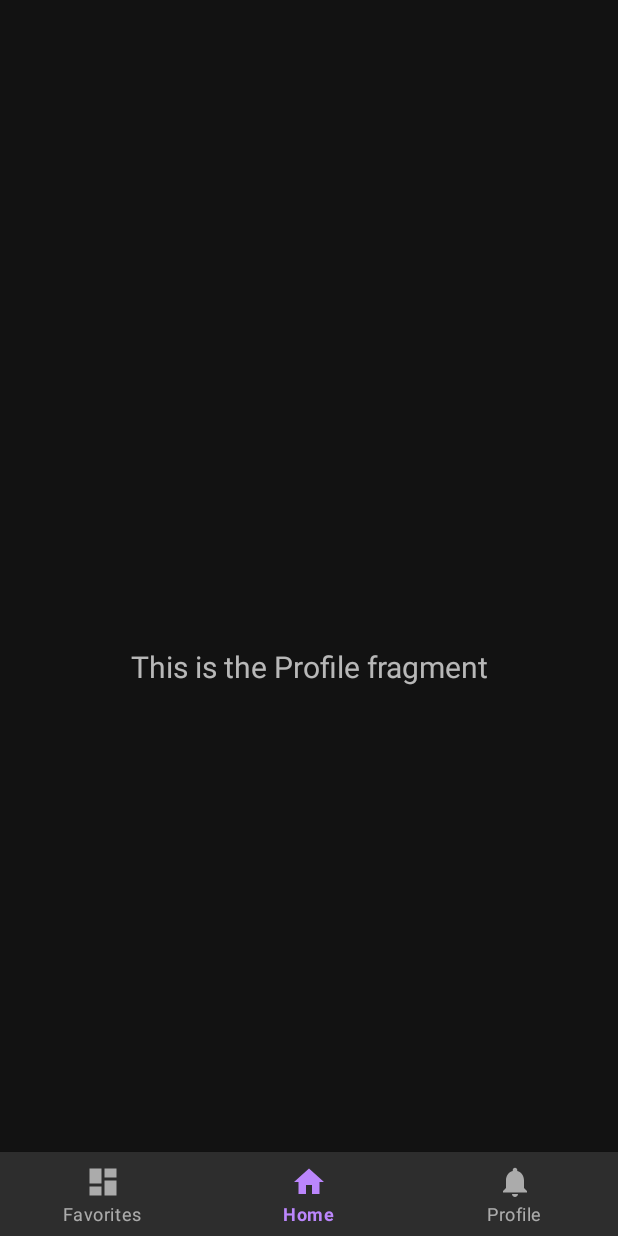
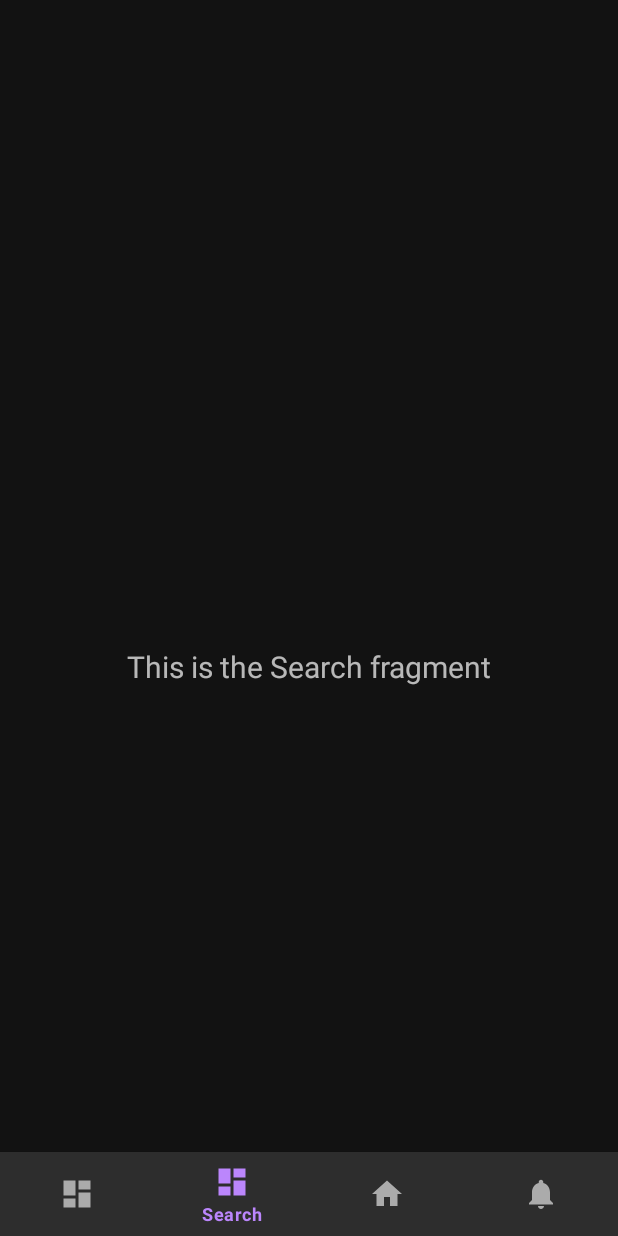
Before and after one commit to DUT-Info-Montreuil/SAE-4A---tbouchema-lbabouram-mdenis, an Android app: the ProfileFragment screen opened through its navigation route, item 2 of the bottom bar chosen, on a phone screen of 412 x 824 dp. Run offline under Robolectric (Android 15) with nearby library versions, the phone set to English and light mode, and no system bars; our stand-ins replace navigation-ui; 2 statements that could not run were skipped.

Commit message:
Added search fragment

```diff
--- a/App/app/build.gradle
+++ b/App/app/build.gradle
@@ -40,6 +40,7 @@ dependencies {
     implementation 'androidx.lifecycle:lifecycle-viewmodel-ktx:2.5.1'
     implementation 'androidx.navigation:navigation-fragment:2.5.3'
     implementation 'androidx.navigation:navigation-ui:2.5.3'
+    implementation 'androidx.legacy:legacy-support-v4:1.0.0'
     testImplementation 'junit:junit:4.13.2'
     androidTestImplementation 'androidx.test.ext:junit:1.1.5'
     androidTestImplementation 'androidx.test.espresso:espresso-core:3.5.1'
--- a/App/app/src/main/java/com/palaref/saequiz/ui/notifications/ProfileFragment.java
+++ b/App/app/src/main/java/com/palaref/saequiz/ui/notifications/ProfileFragment.java
@@ -15,9 +15,10 @@ import com.palaref.saequiz.databinding.FragmentProfileBinding;
 public class ProfileFragment extends Fragment {
 
     private FragmentProfileBinding binding;
+    private ProfileViewModel notificationsViewModel;
 
     public View onCreateView(@NonNull LayoutInflater inflater, ViewGroup container, Bundle savedInstanceState) {
-        ProfileViewModel notificationsViewModel = new ViewModelProvider(this).get(ProfileViewModel.class);
+        notificationsViewModel = new ViewModelProvider(this).get(ProfileViewModel.class);
 
         binding = FragmentProfileBinding.inflate(inflater, container, false);
         View root = binding.getRoot();
--- /dev/null
+++ b/App/app/src/main/java/com/palaref/saequiz/ui/search/SearchFragment.java
@@ -0,0 +1,47 @@
+package com.palaref.saequiz.ui.search;
+
+import androidx.lifecycle.ViewModelProvider;
+
+import android.os.Bundle;
+
+import androidx.annotation.NonNull;
+import androidx.annotation.Nullable;
+import androidx.fragment.app.Fragment;
+
+import android.view.LayoutInflater;
+import android.view.View;
+import android.view.ViewGroup;
+import android.widget.TextView;
+
+import com.palaref.saequiz.R;
+import com.palaref.saequiz.databinding.FragmentSearchBinding;
+
+public class SearchFragment extends Fragment {
+
+    private SearchViewModel searchViewModel;
+    private FragmentSearchBinding binding;
+
+    public static SearchFragment newInstance() {
+        return new SearchFragment();
+    }
+
+    @Override
+    public View onCreateView(@NonNull LayoutInflater inflater, @Nullable ViewGroup container,
+                             @Nullable Bundle savedInstanceState) {
+        searchViewModel = new ViewModelProvider(this).get(SearchViewModel.class);
+
+        binding = FragmentSearchBinding.inflate(inflater, container, false);
+        View root = binding.getRoot();
+
+        final TextView textView = binding.textSearch;
+        searchViewModel.getText().observe(getViewLifecycleOwner(), textView::setText);
+
+        return root;
+    }
+
+    @Override
+    public void onDestroyView() {
+        super.onDestroyView();
+        binding = null;
+    }
+}
--- a/App/app/src/main/java/com/palaref/saequiz/ui/notifications/ProfileViewModel.java
+++ b/App/app/src/main/java/com/palaref/saequiz/ui/search/SearchViewModel.java
@@ -1,19 +1,18 @@
-package com.palaref.saequiz.ui.notifications;
+package com.palaref.saequiz.ui.search;
 
 import androidx.lifecycle.LiveData;
 import androidx.lifecycle.MutableLiveData;
 import androidx.lifecycle.ViewModel;
 
-public class ProfileViewModel extends ViewModel {
+public class SearchViewModel extends ViewModel {
+    private MutableLiveData<String> text;
 
-    private final MutableLiveData<String> Text;
-
-    public ProfileViewModel() {
-        Text = new MutableLiveData<>();
-        Text.setValue("This is the Profile fragment");
+    public SearchViewModel() {
+        text = new MutableLiveData<>();
+        text.setValue("This is the Search fragment");
     }
 
     public LiveData<String> getText() {
-        return Text;
+        return text;
     }
 }
--- /dev/null
+++ b/App/app/src/main/res/layout/fragment_search.xml
@@ -0,0 +1,23 @@
+<?xml version="1.0" encoding="utf-8"?>
+    <androidx.constraintlayout.widget.ConstraintLayout xmlns:android="http://schemas.android.com/apk/res/android"
+    xmlns:app="http://schemas.android.com/apk/res-auto"
+    xmlns:tools="http://schemas.android.com/tools"
+    android:layout_width="match_parent"
+    android:layout_height="match_parent"
+    tools:context=".ui.search.SearchFragment">
+
+    <TextView
+        android:id="@+id/text_search"
+        android:layout_width="match_parent"
+        android:layout_height="wrap_content"
+        android:layout_marginStart="8dp"
+        android:layout_marginTop="8dp"
+        android:layout_marginEnd="8dp"
+        android:textAlignment="center"
+        android:textSize="20sp"
+        app:layout_constraintBottom_toBottomOf="parent"
+        app:layout_constraintEnd_toEndOf="parent"
+        app:layout_constraintStart_toStartOf="parent"
+        app:layout_constraintTop_toTopOf="parent"
+        tools:text="search"/>
+</androidx.constraintlayout.widget.ConstraintLayout>
--- a/App/app/src/main/res/menu/bottom_nav_menu.xml
+++ b/App/app/src/main/res/menu/bottom_nav_menu.xml
@@ -5,6 +5,11 @@
         android:id="@+id/navigation_favorites"
         android:icon="@drawable/ic_dashboard_black_24dp"
         android:title="@string/title_favorites" />
+
+    <item
+        android:id="@+id/navigation_search"
+        android:icon="@drawable/ic_dashboard_black_24dp"
+        android:title="@string/title_search" />
 
     <item
         android:id="@+id/navigation_home"
--- a/App/app/src/main/res/navigation/mobile_navigation.xml
+++ b/App/app/src/main/res/navigation/mobile_navigation.xml
@@ -22,4 +22,10 @@
         android:name="com.palaref.saequiz.ui.notifications.ProfileFragment"
         android:label="@string/title_profile"
         tools:layout="@layout/fragment_profile" />
+
+    <fragment
+        android:id="@+id/navigation_search"
+        android:name="com.palaref.saequiz.ui.search.SearchFragment"
+        android:label="@string/title_search"
+        tools:layout="@layout/fragment_search"/>
 </navigation>
--- a/App/app/src/main/res/values/strings.xml
+++ b/App/app/src/main/res/values/strings.xml
@@ -3,4 +3,5 @@
     <string name="title_home">Home</string>
     <string name="title_favorites">Favorites</string>
     <string name="title_profile">Profile</string>
+    <string name="title_search">Search</string>
 </resources>
```
